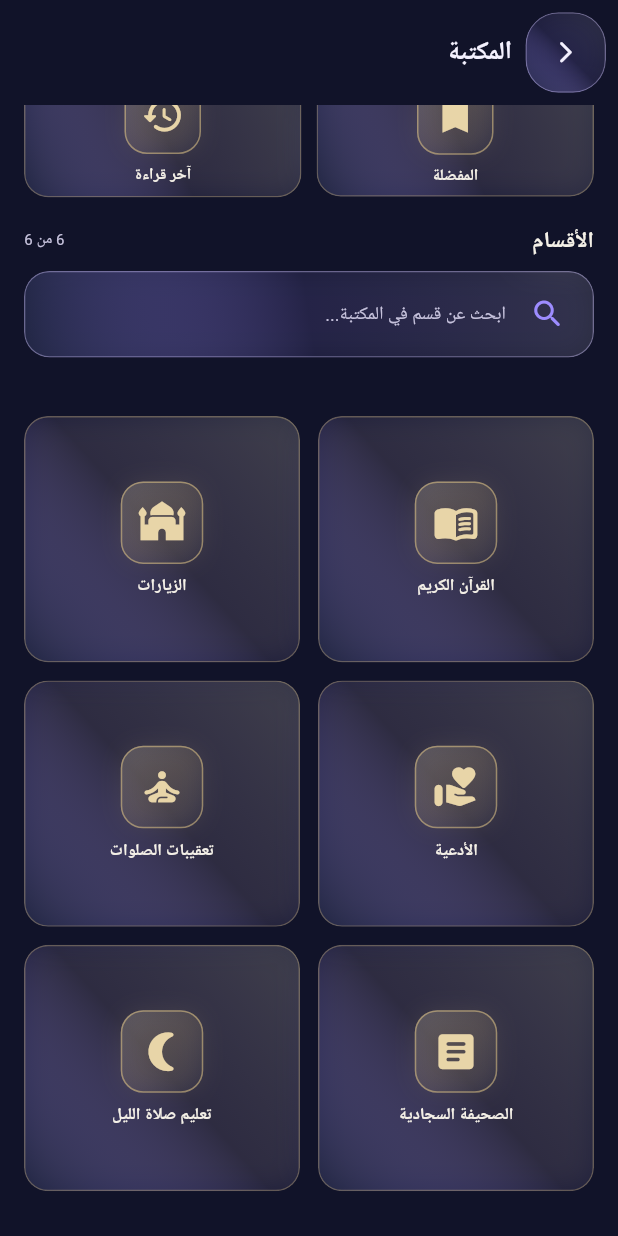
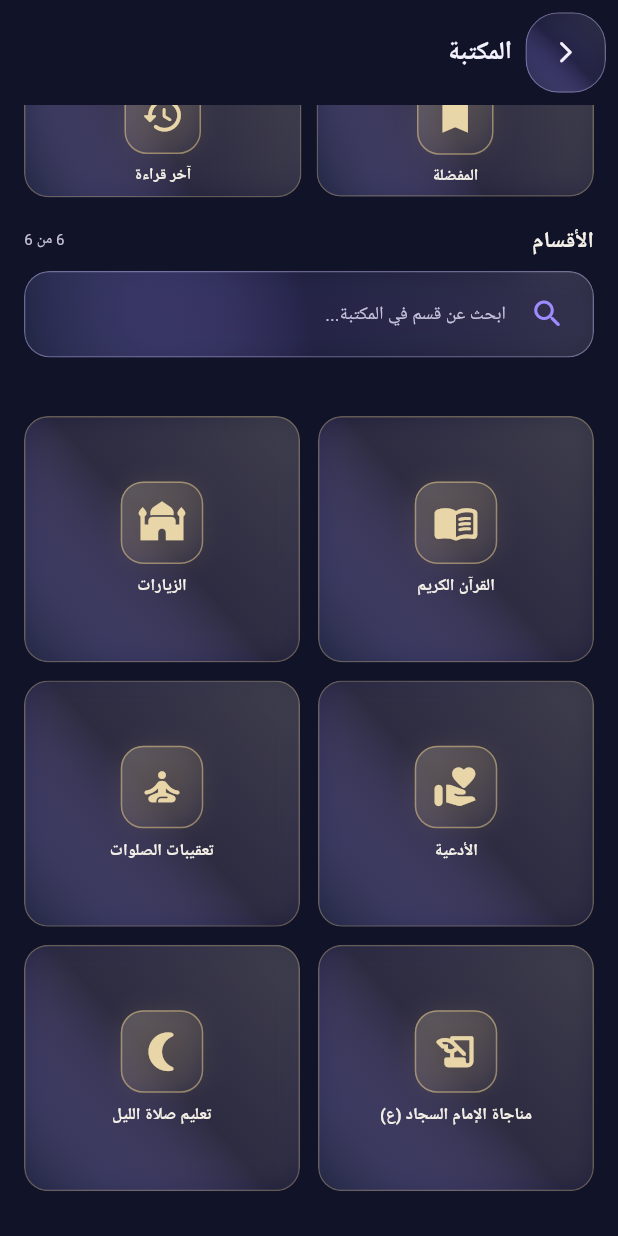
Before and after one commit to akaml7143-source/al-kamil, a Flutter app: the LibraryHubScreen screen opened directly, scrolled down 144 dp, on a phone screen of 412 x 824 dp. Run offline on Flutter 3.47's test engine with Material 3 defaults, Android fonts, the phone set to English and light mode, and no system bars; our stand-ins replace flutter_compass, material_ui, shared_preferences; missing offline and left inert: adhan_dart, qcf_quran_plus; accounts and stored records are empty.

Commit message:
Add Imam al-Sajjad munajat section and update its icon

```diff
--- a/lib/main.dart
+++ b/lib/main.dart
@@ -2,6 +2,7 @@ import 'dart:ui' show ImageFilter;
 
 import 'prayer_times_screen.dart';
 import 'qibla_screen.dart';
+import 'munajat_data.dart';
 import 'package:material_ui/material_ui.dart';
 import 'package:flutter/services.dart';
 import 'package:qcf_quran_plus/qcf_quran_plus.dart';
@@ -209,7 +210,7 @@ class HomePage extends StatelessWidget {
     _Section('تعليم صلاة الليل', Icons.nightlight_round),
     _Section('تعقيبات الصلوات', Icons.self_improvement_rounded),
     _Section('المسبحة الإلكترونية', Icons.grain_rounded),
-    _Section('الصحيفة السجادية', Icons.article_rounded),
+    _Section('مناجاة الإمام السجاد (ع)', Icons.history_edu_rounded),
     _Section('التقويم', Icons.calendar_month_rounded),
     _Section('المفضلة', Icons.bookmark_rounded),
     _Section('التنبيهات', Icons.notifications_active_rounded),
@@ -227,7 +228,7 @@ class HomePage extends StatelessWidget {
       'المفضلة' => const LibrarySectionScreen(title: 'المفضلة'),
       'الزيارات' ||
       'تعقيبات الصلوات' ||
-      'الصحيفة السجادية' => LibrarySectionScreen(title: section.title),
+      'مناجاة الإمام السجاد (ع)' => LibrarySectionScreen(title: section.title),
       'الإعدادات' => const SettingsScreen(),
       _ => SectionPage(title: section.title),
     };
@@ -729,7 +730,7 @@ class _LibraryHubScreenState extends State<LibraryHubScreen> {
     _Section('الزيارات', Icons.mosque_rounded),
     _Section('الأدعية', Icons.volunteer_activism_rounded),
     _Section('تعقيبات الصلوات', Icons.self_improvement_rounded),
-    _Section('الصحيفة السجادية', Icons.article_rounded),
+    _Section('مناجاة الإمام السجاد (ع)', Icons.history_edu_rounded),
     _Section('تعليم صلاة الليل', Icons.nightlight_round),
   ];
 
@@ -2042,7 +2043,7 @@ const Map<String, List<_LibraryItem>> _libraryItems = {
     _LibraryItem(id: 'taqib_maghrib', title: 'تعقيبات صلاة المغرب', description: 'الأذكار والأدعية المأثورة بعد فريضة المغرب', source: 'المصدر الفقهي: السيد علي الحسيني السيستاني، التعليقة على العروة الوثقى، ج 2، فصل في التعقيب، المسائل 1690–1694. https://www.sistani.org/arabic/book/23/1900/'),
     _LibraryItem(id: 'taqib_isha', title: 'تعقيبات صلاة العشاء', description: 'الأذكار والأدعية المأثورة بعد فريضة العشاء', source: 'المصدر الفقهي: السيد علي الحسيني السيستاني، التعليقة على العروة الوثقى، ج 2، فصل في التعقيب، المسائل 1690–1694. https://www.sistani.org/arabic/book/23/1900/'),
   ],
-  'الصحيفة السجادية': [
+  'مناجاة الإمام السجاد (ع)': [
     _LibraryItem(id: 'sahifa_intro', title: 'فهرس أدعية الصحيفة', description: 'فهرس موضوعي للصحيفة السجادية', source: 'الصحيفة السجادية؛ تُضاف أرقام الأدعية بعد المطابقة'),
   ],
   'وصايا أهل البيت': [
@@ -2105,6 +2106,7 @@ const String _commonTaqibatText = '''
 ''';
 
 const Map<String, String> _verifiedPrayerTexts = {
+  ...munajatTexts,
   'taqib_fajr': '''$_commonTaqibatText
 
 خصوصية تعقيب صلاة الفجر
@@ -2533,7 +2535,7 @@ IconData _readerItemIcon(_LibraryItem item) {
     return Icons.mosque_rounded;
   }
   if (id.contains('sahifa') || id.contains('sajjad')) {
-    return Icons.article_rounded;
+    return Icons.history_edu_rounded;
   }
   if (id.contains('daily') || id.contains('day')) {
     return Icons.today_rounded;
```
